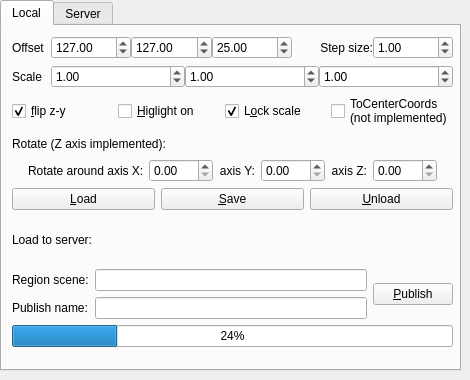
Old version of the form bin/pymodules/localscene/localscene.ui in the repository realXtend/tundra.
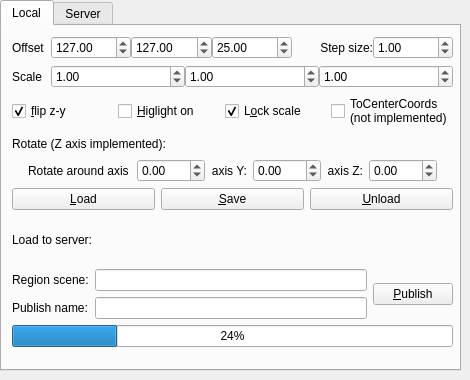
New version of the form.

Commit message: cleanup and comment code, add wider range for whole scene rotations

Patch:
```diff
--- a/bin/pymodules/localscene/localscene.ui
+++ b/bin/pymodules/localscene/localscene.ui
@@ -311,6 +311,9 @@
             <property name="enabled">
              <bool>true</bool>
             </property>
+            <property name="minimum">
+             <double>-360.000000000000000</double>
+            </property>
             <property name="maximum">
              <double>360.000000000000000</double>
             </property>
@@ -331,6 +334,9 @@
             <property name="enabled">
              <bool>true</bool>
             </property>
+            <property name="minimum">
+             <double>-360.000000000000000</double>
+            </property>
             <property name="maximum">
              <double>360.000000000000000</double>
             </property>
@@ -348,6 +354,9 @@
           </item>
           <item>
            <widget class="QDoubleSpinBox" name="rotateZ">
+            <property name="minimum">
+             <double>-360.000000000000000</double>
+            </property>
             <property name="maximum">
              <double>360.000000000000000</double>
             </property>
```
The commit also changes 1 other file.
